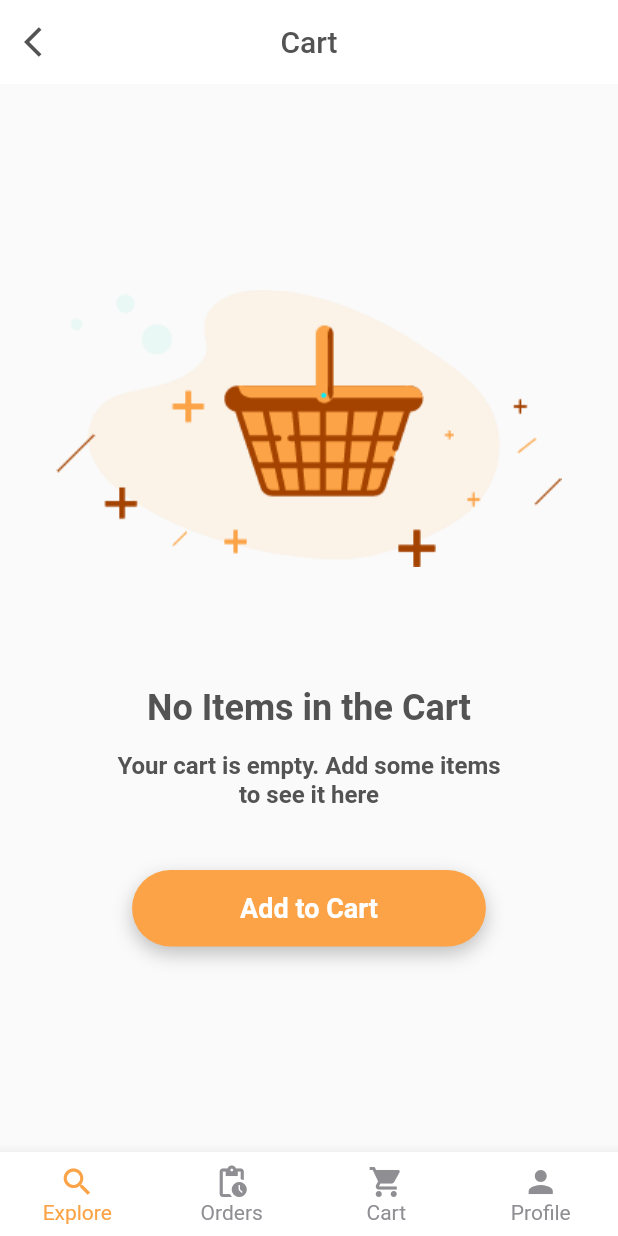
After one commit to turan1302/flutter-commerce, a Flutter app: the Cart screen opened directly, item 2 of the bottom bar chosen, scrolled down 200 dp, after a tap on the "arrow back ios" icon, on a phone screen of 412 x 824 dp. The commit adds this screen. Run offline on Flutter 3.47's test engine with Material 2 defaults, Android fonts, the phone set to English and light mode, and no system bars.

Commit message:
Bottombar kısmı getx entegrasyonu ayarlanacak

```diff
--- /dev/null
+++ b/lib/sayfalar/cart/Cart.dart
@@ -0,0 +1,80 @@
+import 'package:flutter/material.dart';
+import 'package:flutter_commerce/widget/bottomBar.dart';
+
+import '../../sabitler/ext.dart';
+
+class Cart extends StatefulWidget {
+  const Cart({Key? key}) : super(key: key);
+
+  @override
+  State<Cart> createState() => _CartState();
+}
+
+class _CartState extends State<Cart> {
+  @override
+  Widget build(BuildContext context) {
+    return SafeArea(
+      child: Scaffold(
+        bottomNavigationBar: BottomBar(),
+        appBar: buildAppBar(context),
+        body: Container(
+          width: MediaQuery.of(context).size.width,
+          child: Column(
+            mainAxisAlignment: MainAxisAlignment.center,
+            children: [
+              Image.asset('assets/cart/cart.png'),
+              Padding(
+                padding: EdgeInsets.only(top: 80),
+                child: Text("No Items in the Cart",style: TextStyle(color: HexColor(yazi_renk),fontSize: 24,fontWeight: FontWeight.bold)),
+              ),
+              Padding(
+                padding: EdgeInsets.only(top: 15,left: 74,right: 74),
+                child: Text("Your cart is empty. Add some items to see it here",style: TextStyle(color: HexColor(yazi_renk),fontSize: 16,fontWeight: FontWeight.bold),textAlign: TextAlign.center),
+              ),
+              Padding(
+                padding: EdgeInsets.only(top: 41),
+                child: InkWell(
+                  onTap: (){},
+                  child: Container(
+                    decoration: BoxDecoration(
+                      color: HexColor("FBA346"),
+                      borderRadius: BorderRadius.circular(100),
+                      boxShadow: [
+                        BoxShadow(
+                          color: HexColor("bfbfbf"),
+                          blurRadius: 10,
+                          offset: Offset(0,5)
+                        )
+                      ]
+                    ),
+                    child: Padding(
+                      padding: const EdgeInsets.symmetric(vertical: 15,horizontal: 72),
+                      child: Text("Add to Cart",style: TextStyle(color: Colors.white,fontSize: 18,fontWeight: FontWeight.bold)),
+                    ),
+                  ),
+                ),
+              )
+            ],
+          ),
+        ),
+      ),
+    );
+  }
+
+  /** APPBAR KISMI **/
+  AppBar buildAppBar(BuildContext context) {
+    return AppBar(
+        leading: GestureDetector(
+          // LEADING KISMINI BU SEKILDE OZELLESTIRDIK
+          child: Icon(Icons.arrow_back_ios, color: HexColor("535353")),
+          onTap: () {
+            Navigator.pop(context);
+          },
+        ),
+        backgroundColor: HexColor(appbar_renk),
+        elevation: 0,
+        centerTitle: true,
+        title: Text("Cart", style: TextStyle(color: HexColor("535353"))),
+      );
+  }
+}
--- a/lib/sayfalar/kullanici/Profil.dart
+++ b/lib/sayfalar/kullanici/Profil.dart
@@ -15,19 +15,7 @@ class _ProfilState extends State<Profil> {
     return SafeArea(
       child: Scaffold(
         bottomNavigationBar: BottomBar(),
-        appBar: AppBar(
-          leading: GestureDetector(
-            // LEADING KISMINI BU SEKILDE OZELLESTIRDIK
-            child: Icon(Icons.arrow_back_ios, color: HexColor("535353")),
-            onTap: () {
-              Navigator.pop(context);
-            },
-          ),
-          backgroundColor: HexColor(appbar_renk),
-          elevation: 0,
-          centerTitle: true,
-          title: Text("Profile", style: TextStyle(color: HexColor("535353"))),
-        ),
+        appBar: buildAppBar(context),
         body: SingleChildScrollView(
           child: Padding(
             padding: const EdgeInsets.only(top: 20, right: 20, left: 20),
@@ -63,6 +51,23 @@ class _ProfilState extends State<Profil> {
     );
   }
 
+  /** APPBAR KISMI **/
+  AppBar buildAppBar(BuildContext context) {
+    return AppBar(
+        leading: GestureDetector(
+          // LEADING KISMINI BU SEKILDE OZELLESTIRDIK
+          child: Icon(Icons.arrow_back_ios, color: HexColor("535353")),
+          onTap: () {
+            Navigator.pop(context);
+          },
+        ),
+        backgroundColor: HexColor(appbar_renk),
+        elevation: 0,
+        centerTitle: true,
+        title: Text("Profile", style: TextStyle(color: HexColor("535353"))),
+      );
+  }
+
   /** PROFIL FOTOGRAFI VE NAME KISMI **/
   Row buildProfileName() {
     return Row(
--- a/lib/widget/bottomBar.dart
+++ b/lib/widget/bottomBar.dart
@@ -1,6 +1,7 @@
 import 'package:flutter/material.dart';
 import 'package:flutter_commerce/sabitler/ext.dart';
 import 'package:flutter_commerce/sayfalar/Anasayfa.dart';
+import 'package:flutter_commerce/sayfalar/cart/Cart.dart';
 import 'package:flutter_commerce/sayfalar/kullanici/Profil.dart';
 
 class BottomBar extends StatefulWidget {
@@ -42,6 +43,9 @@ class _BottomBarState extends State<BottomBar> {
         if(i==0){
           Navigator.push(context, MaterialPageRoute(builder: (context)=>Anasayfa()));
         }
+        else if(i==2){
+          Navigator.push(context, MaterialPageRoute(builder: (context)=>Cart()));
+        }
         else{
           Navigator.push(context, MaterialPageRoute(builder: (context)=>Profil()));
         }
--- a/pubspec.yaml
+++ b/pubspec.yaml
@@ -64,6 +64,7 @@ flutter:
    - assets/
    - assets/categories/
    - assets/featured/
+   - assets/cart/
   #   - images/a_dot_burr.jpeg
   #   - images/a_dot_ham.jpeg
 
```
Also changed, not shown: assets/cart/cart.png (added).
